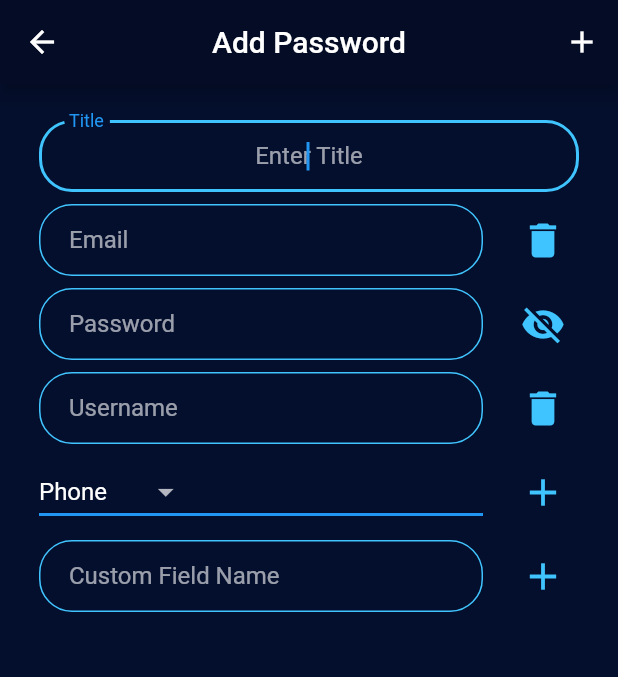
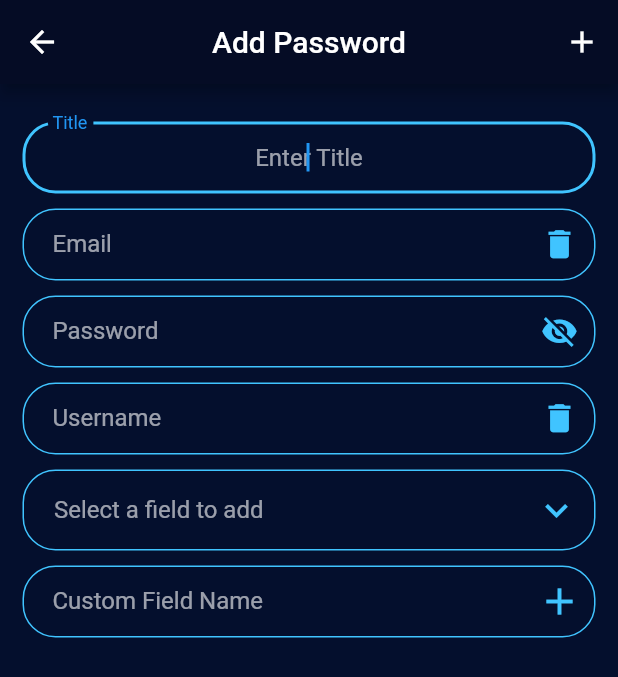
Before and after one commit to rithik-dev/Password-Manager, a Flutter app: the AddPasswordScreen screen opened directly, on a phone screen of 412 x 824 dp. Shown: the top 677 px of the screen. Run offline on Flutter 3.47's test engine with Material 2 defaults, Android fonts, the phone set to English and light mode, and no system bars; our stand-ins replace cached_network_image, cloud_firestore, firebase_auth, flutter_spinkit, modal_progress_hud, page_transition and 1 more; missing offline and left inert: flutter_string_encryption; accounts and stored records are empty.

Commit message:
- ui changes

```diff
--- a/lib/main.dart
+++ b/lib/main.dart
@@ -13,6 +13,7 @@ class MyApp extends StatelessWidget {
     return ChangeNotifierProvider<ProviderClass>(
       create: (context) => ProviderClass(),
       child: MaterialApp(
+        debugShowCheckedModeBanner: false,
         theme: ThemeData.dark().copyWith(
           appBarTheme: AppBarTheme(color: kSecondaryColor),
           scaffoldBackgroundColor: kScaffoldBackgroundColor,
--- a/lib/screens/add_password_screen.dart
+++ b/lib/screens/add_password_screen.dart
@@ -5,6 +5,7 @@ import 'package:password_manager/constants.dart';
 import 'package:password_manager/models/functions.dart';
 import 'package:password_manager/models/provider_class.dart';
 import 'package:password_manager/widgets/column_builder.dart';
+import 'package:password_manager/widgets/my_drop_down_button.dart';
 import 'package:password_manager/widgets/my_text_field.dart';
 import 'package:provider/provider.dart';
 
@@ -19,7 +20,7 @@ class AddPasswordScreen extends StatefulWidget {
 
 class _AddPasswordScreenState extends State<AddPasswordScreen> {
   List<String> textFieldStrings = ['Title', 'Email', 'Password', 'Username'];
-  String dropDownValue = 'Phone';
+  String dropDownValue;
   List<String> dropDownFields = ['Email', 'Username', 'Phone', 'Link'];
   final TextEditingController _controller = TextEditingController();
 
@@ -108,37 +109,16 @@ class _AddPasswordScreenState extends State<AddPasswordScreen> {
                     },
                     itemCount: textFieldStrings.length,
                   ),
-                  ListTile(
-                    title: DropdownButton<String>(
-                      value: dropDownValue,
-                      elevation: 16,
-                      underline: Container(
-                        height: 2,
-                        color: Colors.blue,
-                      ),
-                      onChanged: (String newValue) {
+                  MyDropDownButton(
+                    dropDownOnChanged: (String newValue) {
                       setState(() {
                         dropDownValue = newValue;
-                        });
-                      },
-                      items: dropDownFields
-                          .map<DropdownMenuItem<String>>((String value) {
-                        return DropdownMenuItem<String>(
-                          value: value,
-                          child: Text(value),
-                        );
-                      }).toList(),
-                    ),
-                    trailing: IconButton(
-                      icon: Icon(Icons.add, size: 30.0),
-                      color: Colors.lightBlueAccent,
-                      onPressed: () {
-                        setState(() {
+
                         if (!textFieldStrings.contains(dropDownValue))
                           textFieldStrings.add(dropDownValue);
                       });
                     },
-                    ),
+                    dropDownFields: this.dropDownFields,
                   ),
                   MyTextField(
                     labelText: "Custom Field Name",
--- /dev/null
+++ b/lib/widgets/my_drop_down_button.dart
@@ -0,0 +1,47 @@
+import 'package:flutter/material.dart';
+
+class MyDropDownButton extends StatelessWidget {
+  final Function dropDownOnChanged;
+  final List<String> dropDownFields;
+
+  MyDropDownButton({
+    @required this.dropDownOnChanged,
+    @required this.dropDownFields,
+  });
+
+  @override
+  Widget build(BuildContext context) {
+    return Padding(
+      padding: const EdgeInsets.all(5.0),
+      child: DropdownButtonHideUnderline(
+        child: Container(
+          padding: EdgeInsets.fromLTRB(20, 2, 10, 2),
+          decoration: BoxDecoration(
+            borderRadius: BorderRadius.circular(22.0),
+            border: Border.all(
+              color: Colors.lightBlueAccent,
+              style: BorderStyle.solid,
+              width: 1,
+            ),
+          ),
+          child: DropdownButton<String>(
+            hint: Text("Select a field to add"),
+            icon: Icon(Icons.keyboard_arrow_down),
+            iconSize: 30.0,
+            iconEnabledColor: Colors.lightBlueAccent,
+            elevation: 16,
+            onChanged: this.dropDownOnChanged,
+            items: this
+                .dropDownFields
+                .map<DropdownMenuItem<String>>((String value) {
+              return DropdownMenuItem<String>(
+                value: value,
+                child: Text(value),
+              );
+            }).toList(),
+          ),
+        ),
+      ),
+    );
+  }
+}
--- a/lib/widgets/my_text_field.dart
+++ b/lib/widgets/my_text_field.dart
@@ -50,7 +50,7 @@ class _MyTextFieldState extends State<MyTextField> {
 
     IconButton deleteButton = IconButton(
       color: Colors.lightBlueAccent,
-      icon: Icon(Icons.delete, size: 30.0),
+      icon: Icon(Icons.delete, size: 25.0),
       onPressed: this.widget.trailingFunction,
     );
 
@@ -62,8 +62,8 @@ class _MyTextFieldState extends State<MyTextField> {
       return IconButton(
         color: Colors.lightBlueAccent,
         icon: _showPassword
-            ? Icon(Icons.visibility, size: 30.0)
-            : Icon(Icons.visibility_off, size: 30.0),
+            ? Icon(Icons.visibility, size: 25.0)
+            : Icon(Icons.visibility_off, size: 25.0),
         onPressed: () {
           toggleShowPassword();
         },
@@ -74,25 +74,27 @@ class _MyTextFieldState extends State<MyTextField> {
 
   @override
   Widget build(BuildContext context) {
-    return ListTile(
-      title: TextFormField(
+    return Padding(
+      padding: const EdgeInsets.all(5.0),
+      child: TextFormField(
         controller: this.widget.controller,
         validator: this.widget.validator,
         initialValue: this.widget.defaultValue,
         textAlign: TextAlign.center,
         autofocus: this.widget.autofocus,
         keyboardType:
-        keyboardTypes[this.widget.labelText] ?? TextInputType.text,
+            keyboardTypes[this.widget.labelText] ?? TextInputType.text,
         onChanged: this.widget.onChanged,
         obscureText:
             this.widget.labelText.contains("Password") ? !_showPassword : false,
         decoration: kTextFieldDecoration.copyWith(
-            hintText: "Enter ${this.widget.labelText}",
-            labelText: this.widget.labelText),
+          hintText: "Enter ${this.widget.labelText}",
+          labelText: this.widget.labelText,
+          suffixIcon: this.widget.showTrailingWidget
+              ? getTrailingWidget(this.widget.labelText)
+              : null,
+        ),
       ),
-      trailing: this.widget.showTrailingWidget
-          ? getTrailingWidget(this.widget.labelText)
-          : null,
     );
   }
 }
--- a/pubspec.yaml
+++ b/pubspec.yaml
@@ -17,6 +17,8 @@ dependencies:
   cupertino_icons: ^0.1.2
   page_transition: ^1.1.6
   flutter_spinkit: ^4.1.2+1
+  cached_network_image: ^2.3.1
+  shimmer: ^1.1.1
 dev_dependencies:
   flutter_test:
     sdk: flutter
```
Also changed, not shown: lib/screens/app_screens/vault.dart (+40 -7 lines), lib/screens/edit_password_screen.dart (+23 -37 lines), lib/widgets/profile_picture.dart (added, +27 -0 lines), assets/userDefaultProfilePicture.png (added), pubspec.lock. Lines whose indentation alone changed are shown as unchanged.
